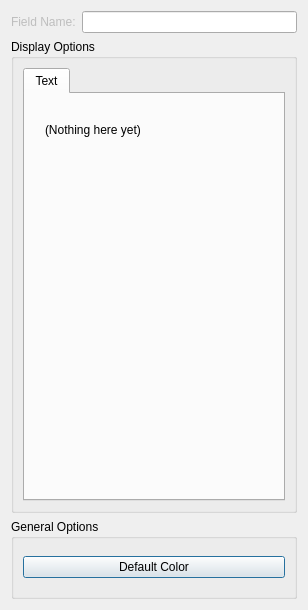
Before: the Qt Designer form src/Interface/Modules/Visualization/ShowFieldGlyphs.ui in SCIInstitute/SCIRun, drawn with Qt 5.
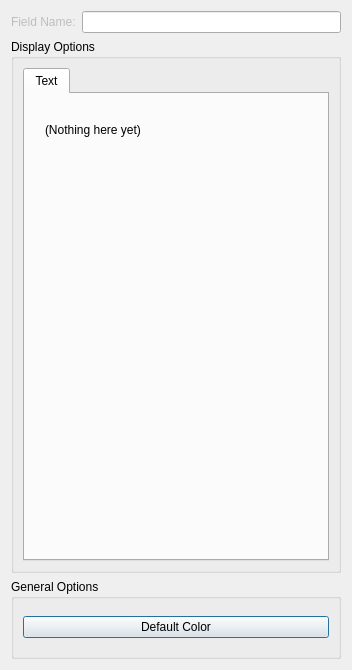
After: the same form once the commit is applied.

```diff
--- a/src/Interface/Modules/Visualization/ShowFieldGlyphs.ui
+++ b/src/Interface/Modules/Visualization/ShowFieldGlyphs.ui
@@ -6,8 +6,8 @@
    <rect>
     <x>0</x>
     <y>0</y>
-    <width>308</width>
-    <height>610</height>
+    <width>352</width>
+    <height>670</height>
    </rect>
   </property>
   <property name="minimumSize">
```
Left out of the diff: 52 changed lines with no effect on the pictures.
